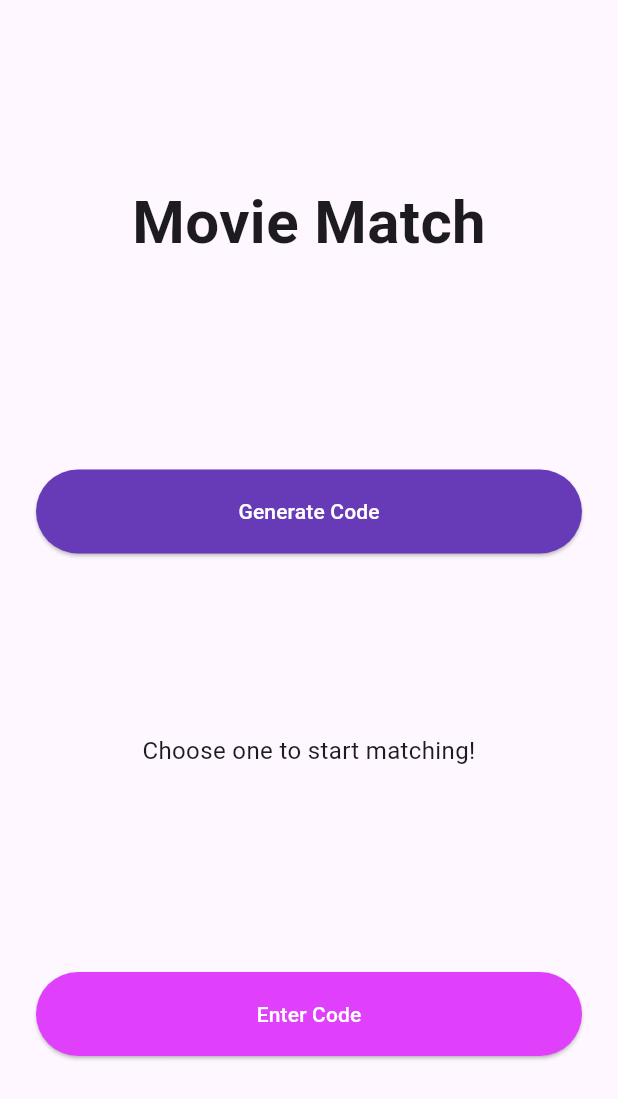
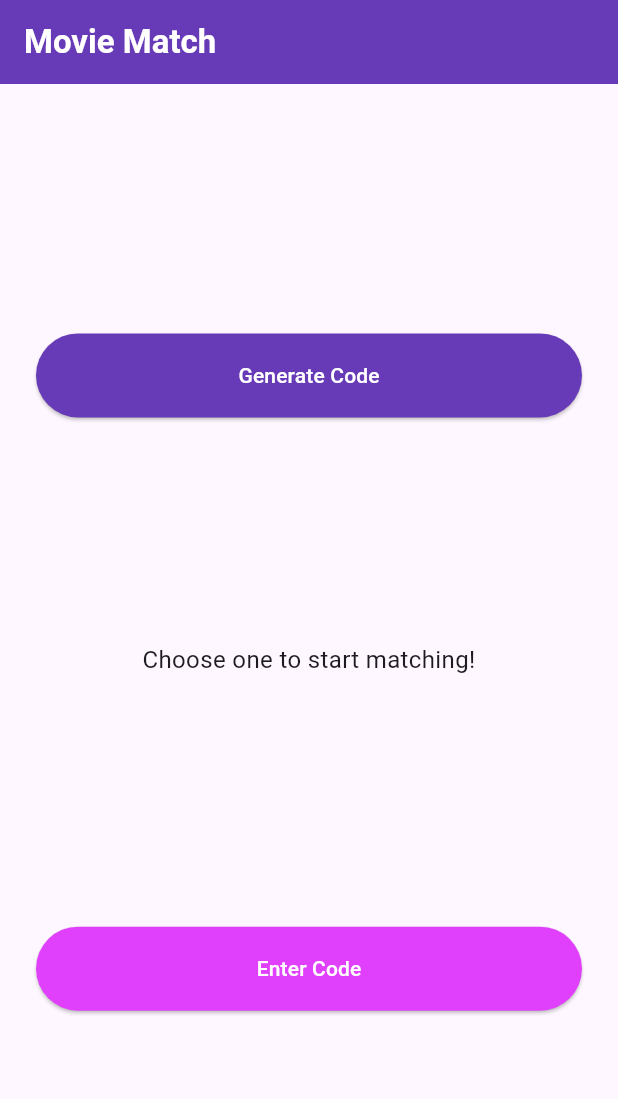
Before and after one commit to feli0057/movie-match, a Flutter app: the screen it shows after launch, on a phone screen of 412 x 824 dp. Shown: the top 1099 px of the screen. Run offline on Flutter 3.47's test engine with Material 3 defaults, Android fonts, the phone set to English and light mode, and no system bars; our stand-ins replace device_info_plus, flutter_dotenv, shared_preferences; missing offline and left inert: android_id; statements that could not run were skipped.

Commit message:
Added Generate Code Screen, HTTP Helper, Device ID service, and environment variables

```diff
--- a/lib/main.dart
+++ b/lib/main.dart
@@ -1,7 +1,10 @@
 import 'package:flutter/material.dart';
+import 'package:flutter_dotenv/flutter_dotenv.dart';
 import 'screens/welcome_screen.dart';
 
-void main() {
+Future<void> main() async {
+  WidgetsFlutterBinding.ensureInitialized();
+  await dotenv.load(fileName: ".env");
   runApp(const MainApp());
 }
 
--- a/lib/screens/welcome_screen.dart
+++ b/lib/screens/welcome_screen.dart
@@ -1,27 +1,38 @@
 import 'package:flutter/material.dart';
 import '../services/device_id_service.dart';
+import 'generate_code_screen.dart';
 
 class WelcomeScreen extends StatefulWidget {
   const WelcomeScreen({super.key});
 
   @override
-  State<WelcomeScreen> createState() => _WelcomeScreenState();
+  State<WelcomeScreen> createState() => WelcomeScreenState();
 }
 
-class _WelcomeScreenState extends State<WelcomeScreen> {
+class WelcomeScreenState extends State<WelcomeScreen> {
   @override
   void initState() {
     super.initState();
-    _initializeDeviceId();
+    initializeDeviceID();
   }
 
-  Future<void> _initializeDeviceId() async {
-    await DeviceIdService.getDeviceId();
+  Future<void> initializeDeviceID() async {
+    await DeviceIDservice.getDeviceID();
   }
 
   @override
   Widget build(BuildContext context) {
     return Scaffold(
+      appBar: AppBar(
+        title: const Text(
+          'Movie Match',
+          style: TextStyle(
+            fontWeight: FontWeight.bold,
+          ),
+        ),
+        backgroundColor: Colors.deepPurple,
+        foregroundColor: Colors.white,
+      ),
       body: SafeArea(
         child: Padding(
           padding: const EdgeInsets.symmetric(horizontal: 24.0),
@@ -29,21 +40,18 @@ class _WelcomeScreenState extends State<WelcomeScreen> {
             mainAxisAlignment: MainAxisAlignment.center,
             children: [
               const Spacer(),
-              const Text(
-                'Movie Match',
-                style: TextStyle(
-                  fontSize: 40,
-                  fontWeight: FontWeight.bold,
-                ),
-              ),
-              const Spacer(),
               const SizedBox(height: 16),
               SizedBox(
                 width: double.infinity,
                 height: 56,
                 child: ElevatedButton(
                   onPressed: () {
-                    // TODO: Navigate to Generate Code screen
+                    Navigator.push(
+                      context,
+                      MaterialPageRoute(
+                        builder: (context) => const GenerateCodeScreen(),
+                      ),
+                    );
                   },
                   style: ElevatedButton.styleFrom(
                     backgroundColor: Colors.deepPurple,
--- a/lib/services/device_id_service.dart
+++ b/lib/services/device_id_service.dart
@@ -3,30 +3,30 @@ import 'package:android_id/android_id.dart';
 import 'package:device_info_plus/device_info_plus.dart';
 import 'package:shared_preferences/shared_preferences.dart';
 
-class DeviceIdService {
-  static const String _deviceIdKey = 'device_id';
-  static final DeviceInfoPlugin _deviceInfo = DeviceInfoPlugin();
-  static const AndroidId _androidIdPlugin = AndroidId();
+class DeviceIDservice {
+  static const String deviceIDkey = 'device_id';
+  static final DeviceInfoPlugin deviceInfo = DeviceInfoPlugin();
+  static const AndroidId androidIDplugin = AndroidId();
 
-  static Future<String> getDeviceId() async {
+  static Future<String> getDeviceID() async {
     final prefs = await SharedPreferences.getInstance();
-    String? deviceId = prefs.getString(_deviceIdKey);
+    String? deviceID = prefs.getString(deviceIDkey);
 
-    if (deviceId != null) {
-      return deviceId;
+    if (deviceID != null) {
+      return deviceID;
     }
 
     if (Platform.isAndroid) {
-      deviceId = await _androidIdPlugin.getId() ?? '';
+      deviceID = await androidIDplugin.getId() ?? '';
     } else if (Platform.isIOS) {
-      final iosInfo = await _deviceInfo.iosInfo;
-      deviceId = iosInfo.identifierForVendor ?? '';
+      final iOSinfo = await deviceInfo.iosInfo;
+      deviceID = iOSinfo.identifierForVendor ?? '';
     }
 
-    if (deviceId != null && deviceId.isNotEmpty) {
-      await prefs.setString(_deviceIdKey, deviceId);
+    if (deviceID != null && deviceID.isNotEmpty) {
+      await prefs.setString(deviceIDkey, deviceID);
     }
 
-    return deviceId ?? '';
+    return deviceID ?? '';
   }
 }
--- a/pubspec.yaml
+++ b/pubspec.yaml
@@ -12,6 +12,8 @@ dependencies:
   device_info_plus: ^9.1.2
   android_id: ^0.3.6
   shared_preferences: ^2.2.2
+  http: ^1.1.0
+  flutter_dotenv: ^5.1.0
 
 dev_dependencies:
   flutter_test:
@@ -20,3 +22,5 @@ dev_dependencies:
 
 flutter:
   uses-material-design: true
+  assets:
+    - .env
```
Also changed, not shown: lib/screens/generate_code_screen.dart (added, +143 -0 lines), lib/services/http_helper.dart (added, +92 -0 lines), pubspec.lock, 2 other files.
